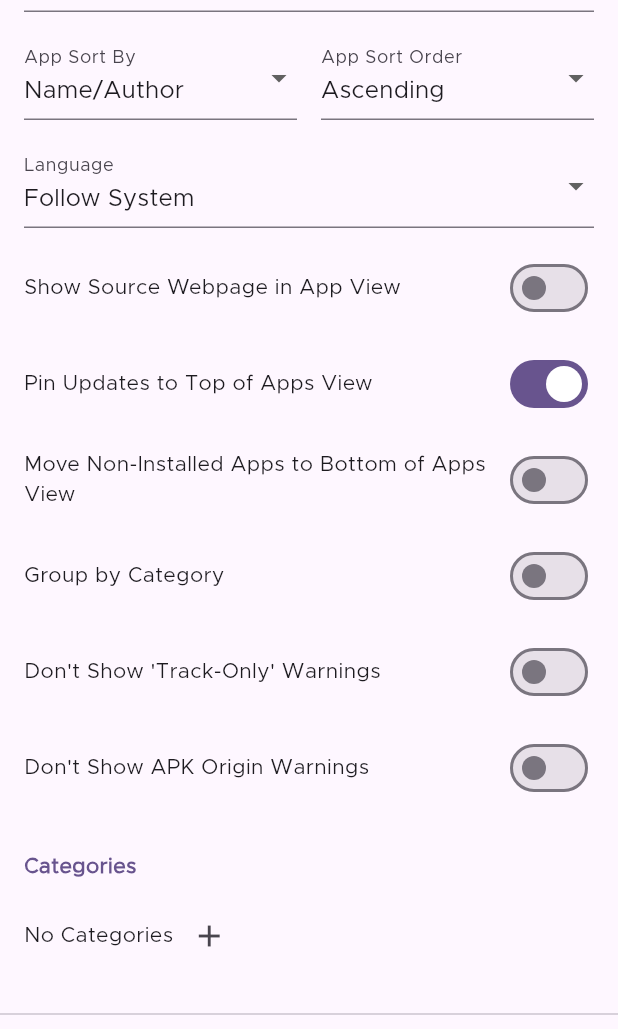
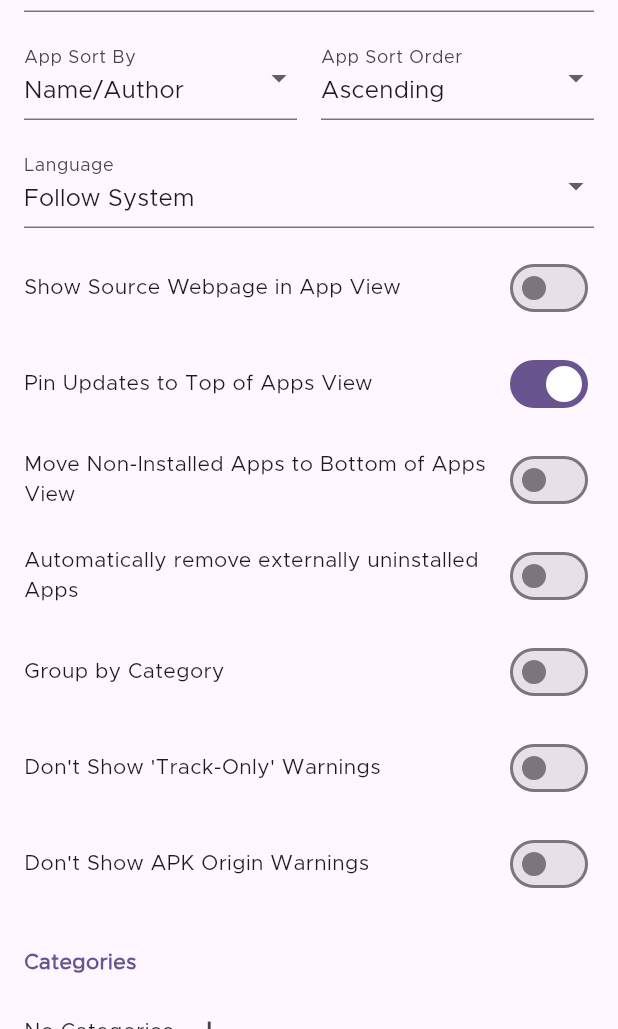
Before and after one commit to ImranR98/Obtainium, a Flutter app: the SettingsPage screen opened directly, scrolled down 576 dp, on a phone screen of 412 x 824 dp, the part 207-1236 px from its top. Run offline on Flutter 3.47's test engine with Material 2 defaults, Android fonts, the phone set to English and light mode, and no system bars; drawn by our look-alikes of dynamic_color; our stand-ins replace device_info_plus, easy_localization, file_picker, flutter_local_notifications, flutter_markdown, fluttertoast and 5 more; missing offline and left inert: android_alarm_manager_plus, android_intent_plus, android_package_installer, flutter_archive, flutter_fgbg, installed_apps and 2 more; accounts and stored records are empty.

Commit message:
Add auto-remove option (#656) + on-foreground bugfix

```diff
--- a/assets/translations/de.json
+++ b/assets/translations/de.json
@@ -234,6 +234,7 @@
     "requiresCredentialsInSettings": "Benötigt zusätzliche Anmeldedaten (in den Einstellungen)",
     "checkOnStart": "Überprüfe einmalig beim Start",
     "tryInferAppIdFromCode": "Try inferring App ID from source code",
+    "removeOnExternalUninstall": "Automatically remove externally uninstalled Apps",
     "removeAppQuestion": {
         "one": "App entfernen?",
         "other": "Apps entfernen?"
--- a/assets/translations/en.json
+++ b/assets/translations/en.json
@@ -234,6 +234,7 @@
     "requiresCredentialsInSettings": "This needs additional credentials (in Settings)",
     "checkOnStart": "Check Once on Start",
     "tryInferAppIdFromCode": "Try inferring App ID from source code",
+    "removeOnExternalUninstall": "Automatically remove externally uninstalled Apps",
     "removeAppQuestion": {
         "one": "Remove App?",
         "other": "Remove Apps?"
--- a/assets/translations/es.json
+++ b/assets/translations/es.json
@@ -234,6 +234,7 @@
     "requiresCredentialsInSettings": "This needs additional credentials (in Settings)",
     "checkOnStart": "Check Once on Start",
     "tryInferAppIdFromCode": "Try inferring App ID from source code",
+    "removeOnExternalUninstall": "Automatically remove externally uninstalled Apps",
     "removeAppQuestion": {
         "one": "¿Eliminar Aplicación?",
         "other": "¿Eliminar Aplicaciones?"
--- a/assets/translations/fa.json
+++ b/assets/translations/fa.json
@@ -234,6 +234,7 @@
     "requiresCredentialsInSettings": "این به اعتبارنامه های اضافی نیاز دارد (در تنظیمات)",
     "checkOnStart": "بررسی در شروع",
     "tryInferAppIdFromCode": "شناسه برنامه را از کد منبع استنباط کنید",
+    "removeOnExternalUninstall": "Automatically remove externally uninstalled Apps",
     "removeAppQuestion": {
         "one": "برنامه حذف شود؟",
         "other": "برنامه ها حذف شوند؟"
--- a/assets/translations/fr.json
+++ b/assets/translations/fr.json
@@ -234,6 +234,7 @@
     "requiresCredentialsInSettings": "This needs additional credentials (in Settings)",
     "checkOnStart": "Check Once on Start",
     "tryInferAppIdFromCode": "Try inferring App ID from source code",
+    "removeOnExternalUninstall": "Automatically remove externally uninstalled Apps",
     "removeAppQuestion": {
         "one": "Supprimer l'application ?",
         "other": "Supprimer les applications ?"
--- a/assets/translations/hu.json
+++ b/assets/translations/hu.json
@@ -233,6 +233,7 @@
     "requiresCredentialsInSettings": "Ehhez további hitelesítő adatokra van szükség (a Beállításokban)",
     "checkOnStart": "Egyszer az indításkor",
     "tryInferAppIdFromCode": "Próbálja kikövetkeztetni az app azonosítót a forráskódból",
+    "removeOnExternalUninstall": "Automatically remove externally uninstalled Apps",
     "removeAppQuestion": {
         "one": "Eltávolítja az alkalmazást?",
         "other": "Eltávolítja az alkalmazást?"
--- a/assets/translations/it.json
+++ b/assets/translations/it.json
@@ -234,6 +234,7 @@
     "requiresCredentialsInSettings": "Servono credenziali aggiuntive (in Impostazioni)",
     "checkOnStart": "Controlla una volta all'avvio",
     "tryInferAppIdFromCode": "Prova a dedurre l'ID dell'app dal codice sorgente",
+    "removeOnExternalUninstall": "Automatically remove externally uninstalled Apps",
     "removeAppQuestion": {
         "one": "Rimuovere l'app?",
         "other": "Rimuovere le app?"
--- a/assets/translations/ja.json
+++ b/assets/translations/ja.json
@@ -234,6 +234,7 @@
     "requiresCredentialsInSettings": "これには追加の認証が必要です (設定にて)",
     "checkOnStart": "Check Once on Start",
     "tryInferAppIdFromCode": "Try inferring App ID from source code",
+    "removeOnExternalUninstall": "Automatically remove externally uninstalled Apps",
     "removeAppQuestion": {
         "one": "アプリを削除しますか？",
         "other": "アプリを削除しますか？"
--- a/assets/translations/pl.json
+++ b/assets/translations/pl.json
@@ -238,6 +238,7 @@
     "requiresCredentialsInSettings": "Wymaga to dodatkowych poświadczeń (w Ustawieniach)",
     "checkOnStart": "Sprawdź raz przy starcie",
     "tryInferAppIdFromCode": "Spróbuj wywnioskować identyfikator aplikacji z kodu źródłowego",
+    "removeOnExternalUninstall": "Automatically remove externally uninstalled Apps",
     "removeAppQuestion": {
         "one": "Usunąć aplikację?",
         "other": "Usunąć aplikacje?"
--- a/assets/translations/ru.json
+++ b/assets/translations/ru.json
@@ -234,6 +234,7 @@
     "requiresCredentialsInSettings": "Для этого требуются дополнительные учетные данные (в настройках)",
     "checkOnStart": "Проверить один раз при запуске",
     "tryInferAppIdFromCode": "Попытаться определить ID приложения из исходного кода",
+    "removeOnExternalUninstall": "Automatically remove externally uninstalled Apps",
     "removeAppQuestion": {
         "one": "Удалить приложение?",
         "other": "Удалить приложения?"
--- a/assets/translations/zh.json
+++ b/assets/translations/zh.json
@@ -234,6 +234,7 @@
     "requiresCredentialsInSettings": "此功能需要额外的凭据（在“设置”中添加）",
     "checkOnStart": "启动时进行一次检查",
     "tryInferAppIdFromCode": "尝试从源代码推断应用 ID",
+    "removeOnExternalUninstall": "Automatically remove externally uninstalled Apps",
     "removeAppQuestion": {
         "one": "是否删除应用？",
         "other": "是否删除应用？"
--- a/lib/main.dart
+++ b/lib/main.dart
@@ -226,9 +226,9 @@ class _ObtainiumState extends State<Obtainium> {
       if (!supportedLocales
               .map((e) => e.key.languageCode)
               .contains(context.locale.languageCode) ||
-          settingsProvider.forcedLocale == null &&
+          (settingsProvider.forcedLocale == null &&
               context.deviceLocale.languageCode !=
-                  context.locale.languageCode) {
+                  context.locale.languageCode)) {
         settingsProvider.resetLocaleSafe(context);
       }
       // Register the background update task according to the user's setting
--- a/lib/pages/settings.dart
+++ b/lib/pages/settings.dart
@@ -325,6 +325,22 @@ class _SettingsPageState extends State<SettingsPage> {
                             Row(
                               mainAxisAlignment: MainAxisAlignment.spaceBetween,
                               children: [
+                                Flexible(
+                                    child:
+                                        Text(tr('removeOnExternalUninstall'))),
+                                Switch(
+                                    value: settingsProvider
+                                        .removeOnExternalUninstall,
+                                    onChanged: (value) {
+                                      settingsProvider
+                                          .removeOnExternalUninstall = value;
+                                    })
+                              ],
+                            ),
+                            height16,
+                            Row(
+                              mainAxisAlignment: MainAxisAlignment.spaceBetween,
+                              children: [
                                 Flexible(child: Text(tr('groupByCategory'))),
                                 Switch(
                                     value: settingsProvider.groupByCategory,
--- a/lib/providers/settings_provider.dart
+++ b/lib/providers/settings_provider.dart
@@ -273,4 +273,13 @@ class SettingsProvider with ChangeNotifier {
       context.deleteSaveLocale();
     }
   }
+
+  bool get removeOnExternalUninstall {
+    return prefs?.getBool('removeOnExternalUninstall') ?? false;
+  }
+
+  set removeOnExternalUninstall(bool show) {
+    prefs?.setBool('removeOnExternalUninstall', show);
+    notifyListeners();
+  }
 }
```
Also changed, not shown: lib/providers/apps_provider.dart (+27 -9 lines).
